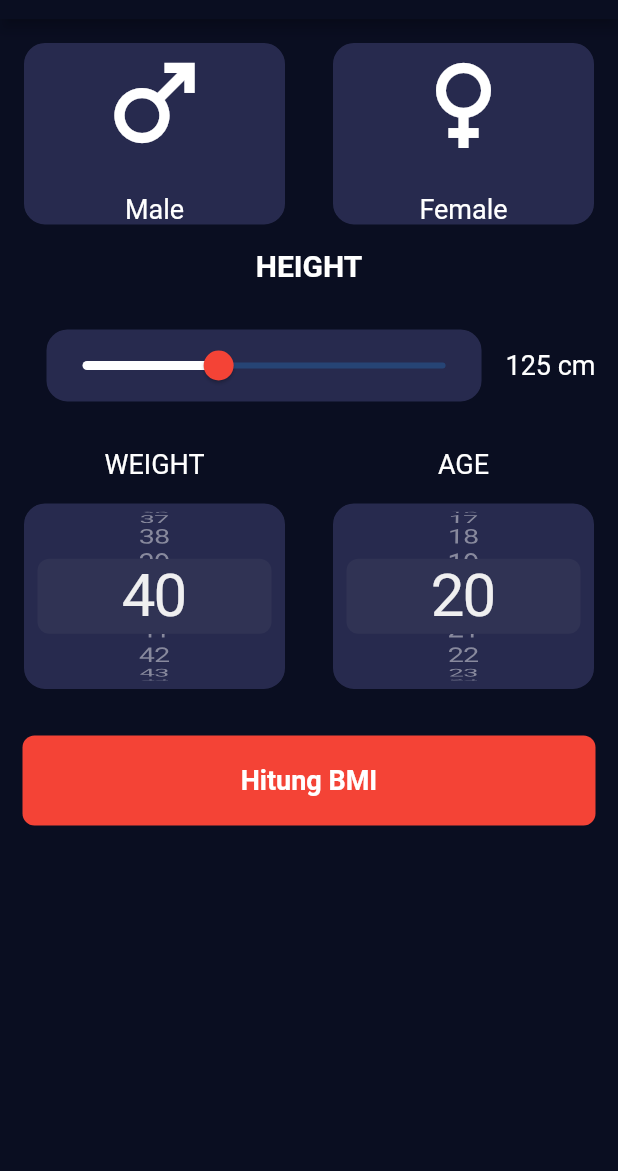
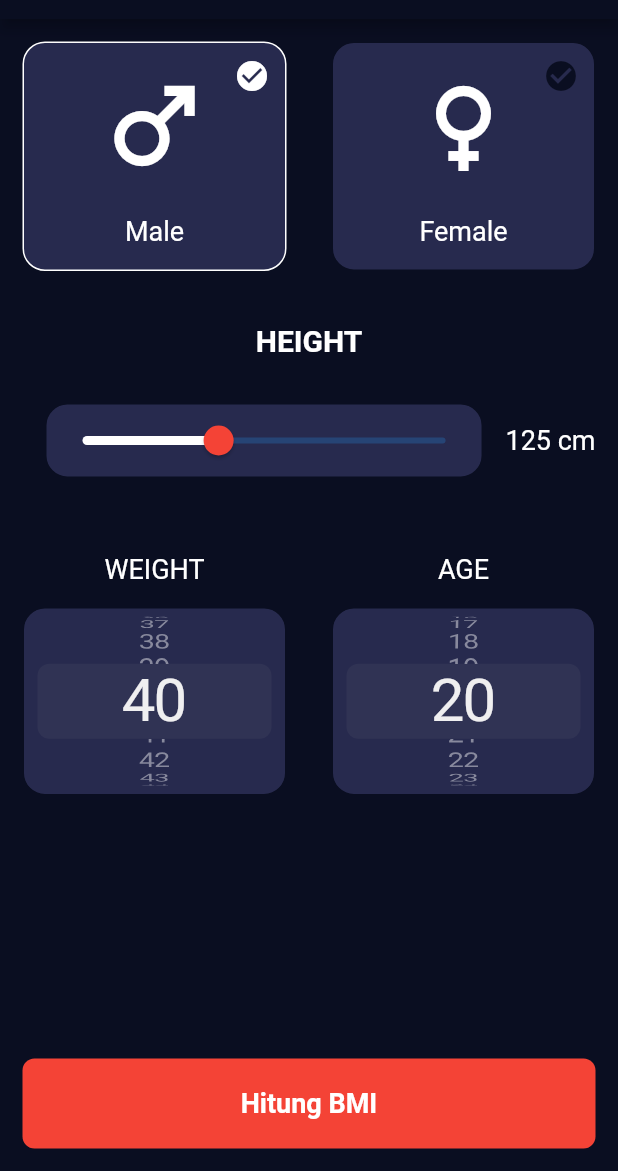
Before and after one commit to 3irham/bmi_calculator_app, a Flutter app: the screen it shows after launch, on a phone screen of 412 x 824 dp, the part 65-1236 px from its top. Run offline on Flutter 3.47's test engine with Material 2 defaults, Android fonts, the phone set to English and light mode, and no system bars.

Commit message:
Final Design

```diff
--- a/lib/views/bmi_data_screen.dart
+++ b/lib/views/bmi_data_screen.dart
@@ -17,7 +17,7 @@ class _BmiDataScreenState extends State<BmiDataScreen> {
   int height = 125;
   int weight = 50;
   int age = 20;
-  String? gender;
+  String? gender = 'male';
 
   // double calculateBmi() {
   //   double heightInMeter = height / 100;
@@ -48,7 +48,43 @@ class _BmiDataScreenState extends State<BmiDataScreen> {
         title: const Text('BMI Calculator'),
         centerTitle: true,
       ),
-      body: Column(
+      bottomNavigationBar: GestureDetector(
+        onTap: () {
+          // print(calculateBmi());
+          final bmiCalculator = BmiCalculator(height: height, weight: weight);
+          bmiCalculator.calculateBmi();
+
+          Navigator.push(
+            context,
+            MaterialPageRoute(builder: (context) {
+              return BmiResultScreen(
+                bmi: bmiCalculator.bmi!,
+              );
+            }),
+          );
+        },
+        child: Container(
+          height: 60,
+          margin: const EdgeInsets.all(15),
+          decoration: BoxDecoration(
+            color: Colors.red,
+            borderRadius: BorderRadius.circular(8),
+          ),
+          child: const Center(
+            child: Text(
+              'Hitung BMI',
+              style: TextStyle(
+                color: Colors.white,
+                fontSize: 18,
+                fontWeight: FontWeight.bold,
+              ),
+            ),
+          ),
+        ),
+      ),
+      body: SingleChildScrollView(
+        physics: const BouncingScrollPhysics(),
+        child: Column(
           children: [
             Row(
               children: [
@@ -62,8 +98,28 @@ class _BmiDataScreenState extends State<BmiDataScreen> {
                     child: BMICard(
                       borderColor:
                           (gender == 'male') ? Colors.white : primaryColor,
-                      child: const GenderIconText(
-                          title: 'Male', icon: Icons.male)),
+                      child: Stack(
+                        children: [
+                          const Center(
+                            child: Padding(
+                              padding: EdgeInsets.symmetric(vertical: 15),
+                              child: GenderIconText(
+                                  title: 'Male', icon: Icons.male),
+                            ),
+                          ),
+                          Positioned(
+                            right: 10,
+                            top: 10,
+                            child: Icon(
+                              Icons.check_circle,
+                              color: (gender == 'male')
+                                  ? Colors.white
+                                  : primaryColor,
+                            ),
+                          ),
+                        ],
+                      ),
+                    ),
                   ),
                 ),
                 Expanded(
@@ -76,15 +132,35 @@ class _BmiDataScreenState extends State<BmiDataScreen> {
                     child: BMICard(
                       borderColor:
                           (gender == 'female') ? Colors.white : primaryColor,
-                    child: const GenderIconText(
+                      child: Stack(
+                        children: [
+                          const Center(
+                            child: Padding(
+                              padding: EdgeInsets.symmetric(vertical: 15),
+                              child: GenderIconText(
                                 title: 'Female',
                                 icon: Icons.female,
+                              ),
+                            ),
+                          ),
+                          Positioned(
+                            right: 10,
+                            top: 10,
+                            child: Icon(
+                              Icons.check_circle,
+                              color: (gender == 'female')
+                                  ? Colors.white
+                                  : primaryColor,
+                            ),
+                          ),
+                        ],
                       ),
                     ),
                   ),
                 ),
               ],
             ),
+            const SizedBox(height: 20),
             Column(
               children: [
                 Text(
@@ -136,6 +212,7 @@ class _BmiDataScreenState extends State<BmiDataScreen> {
                 ),
               ],
             ),
+            const SizedBox(height: 20),
             Row(
               children: [
                 Expanded(
@@ -206,42 +283,8 @@ class _BmiDataScreenState extends State<BmiDataScreen> {
                 ),
               ],
             ),
-          GestureDetector(
-            onTap: () {
-              // print(calculateBmi());
-              final bmiCalculator =
-                  BmiCalculator(height: height, weight: weight);
-              bmiCalculator.calculateBmi();
-
-              Navigator.push(
-                context,
-                MaterialPageRoute(builder: (context) {
-                  return BmiResultScreen(
-                    bmi: bmiCalculator.bmi!,
-                  );
-                }),
-              );
-            },
-            child: Container(
-              height: 60,
-              margin: const EdgeInsets.all(15),
-              decoration: BoxDecoration(
-                color: Colors.red,
-                borderRadius: BorderRadius.circular(8),
+          ],
         ),
-              child: const Center(
-                child: Text(
-                  'Hitung BMI',
-                  style: TextStyle(
-                    color: Colors.white,
-                    fontSize: 18,
-                    fontWeight: FontWeight.bold,
-                  ),
-                ),
-              ),
-            ),
-          ),
-        ],
       ),
     );
   }
```
Lines whose indentation alone changed are shown as unchanged.
